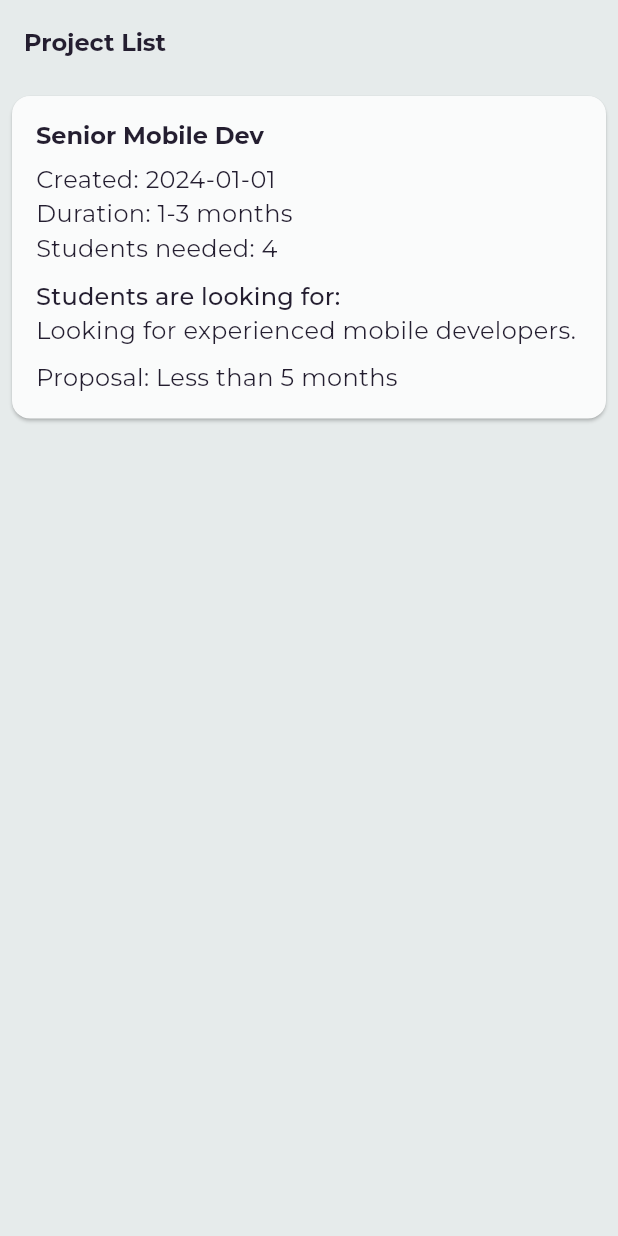
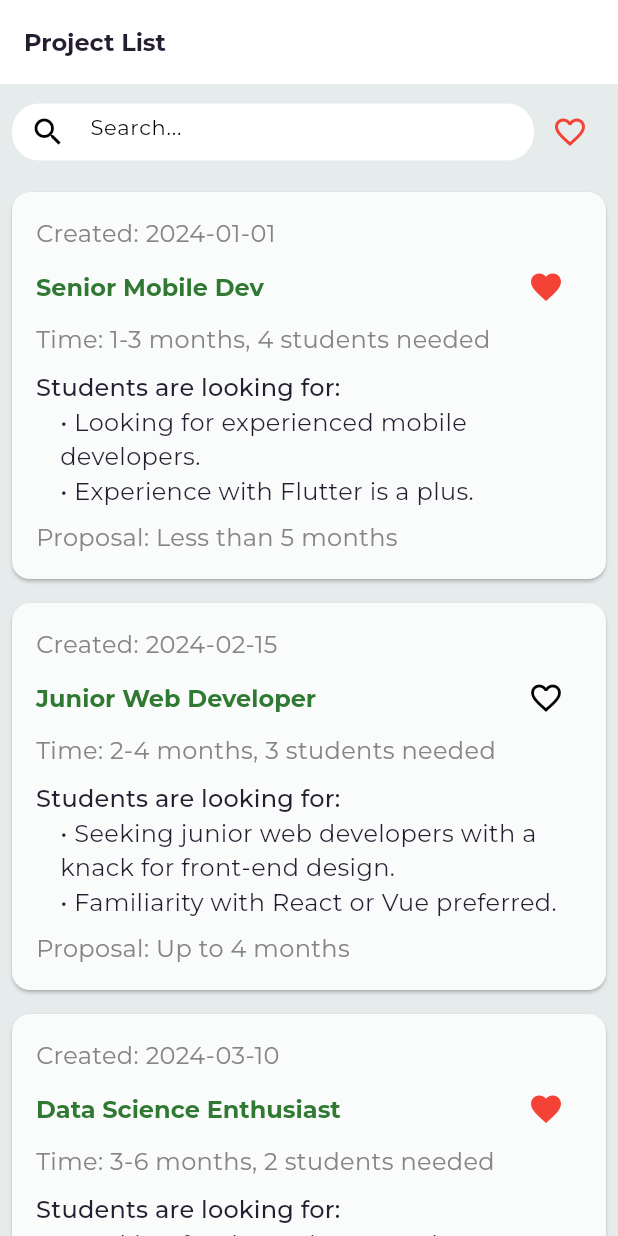
Before and after one commit to ledangkhoa11-4/StudentHub-AdvancedMobileDevelopment, a Flutter app: the screen it shows after launch, on a phone screen of 412 x 824 dp. Run offline on Flutter 3.47's test engine with Material 3 defaults, Android fonts, the phone set to English and light mode, and no system bars; our stand-ins replace another_flushbar, dio, event_bus, flutter_mobx, get_it, google_fonts and 5 more; missing offline and left inert: material_dialog, xxtea; generated files the repository leaves out were written again.

Commit message:
show project list

```diff
--- a/lib/presentation/5_browse_project_flow/project_item.dart
+++ b/lib/presentation/5_browse_project_flow/project_item.dart
@@ -1,12 +1,13 @@
 import 'package:flutter/material.dart';
 
-class ProjectItem extends StatelessWidget {
+class ProjectItem extends StatefulWidget {
   final String createdDate;
   final String title;
   final String timeDuration;
   final int numberOfStudents;
-  final String description;
+  final List<String> descriptions; // Now a list of descriptions
   final String proposal;
+  final bool isLiked;
 
   const ProjectItem({
     Key? key,
@@ -14,12 +15,29 @@ class ProjectItem extends StatelessWidget {
     required this.title,
     required this.timeDuration,
     required this.numberOfStudents,
-    required this.description,
+    required this.descriptions, // Update here
     required this.proposal,
+    required this.isLiked,
   }) : super(key: key);
 
   @override
+  _ProjectItemState createState() => _ProjectItemState();
+}
+
+class _ProjectItemState extends State<ProjectItem> {
+  bool isLiked = false;
+
+  void toggleLike() {
+    setState(() {
+      isLiked = !isLiked;
+    });
+  }
+
+  @override
   Widget build(BuildContext context) {
+    final Color greenColor = Color.fromARGB(255, 48, 121, 51); // Green color
+    final Color grayColor = const Color.fromARGB(255, 134, 132, 132);
+
     return Card(
       margin: const EdgeInsets.all(8.0),
       child: Padding(
@@ -28,21 +46,54 @@ class ProjectItem extends StatelessWidget {
           crossAxisAlignment: CrossAxisAlignment.start,
           children: [
             Text(
-              title,
-              style: Theme.of(context).textTheme.headline6,
+              'Created: ${widget.createdDate}',
+              style: TextStyle(
+                // fontStyle: FontStyle.italic,
+                color: grayColor,
+              ),
             ),
-            SizedBox(height: 8.0),
-            Text('Created: $createdDate'),
-            Text('Duration: $timeDuration'),
-            Text('Students needed: $numberOfStudents'),
+            Row(
+              mainAxisAlignment: MainAxisAlignment.spaceBetween,
+              children: [
+                Expanded(
+                  child: Text(
+                    widget.title,
+                    style: Theme.of(context)
+                        .textTheme
+                        .headline6!
+                        .copyWith(color: greenColor),
+                    overflow: TextOverflow.ellipsis,
+                  ),
+                ),
+                IconButton(
+                  icon: Icon(
+                      widget.isLiked ? Icons.favorite : Icons.favorite_border),
+                  color: widget.isLiked ? Colors.red : null,
+                  onPressed: toggleLike,
+                ),
+              ],
+            ),
+            Text(
+                'Time: ${widget.timeDuration}' +
+                    ', ${widget.numberOfStudents} students needed',
+                style: TextStyle(color: grayColor)),
             SizedBox(height: 8.0),
             Text(
               'Students are looking for:',
               style: Theme.of(context).textTheme.subtitle1,
             ),
-            Text(description),
+            Column(
+              crossAxisAlignment: CrossAxisAlignment.start,
+              children: widget.descriptions
+                  .map((description) => Padding(
+                        padding: const EdgeInsets.only(left: 16.0),
+                        child: Text('• $description'),
+                      ))
+                  .toList(),
+            ),
             SizedBox(height: 8.0),
-            Text('Proposal: $proposal'),
+            Text('Proposal: ${widget.proposal}',
+                style: TextStyle(color: grayColor)),
           ],
         ),
       ),
--- a/lib/presentation/5_browse_project_flow/project_list.dart
+++ b/lib/presentation/5_browse_project_flow/project_list.dart
@@ -1,40 +1,160 @@
 import 'package:flutter/material.dart';
-import 'project_item.dart'; // Ensure this import is correct based on your project structure
+import 'project_item.dart';
 
-class ProjectList extends StatelessWidget {
-  final List<Map<String, dynamic>> projects = [
+class ProjectList extends StatefulWidget {
+  ProjectList({Key? key}) : super(key: key);
+
+  @override
+  _ProjectListState createState() => _ProjectListState();
+}
+
+class _ProjectListState extends State<ProjectList> {
+  final List<Map<String, dynamic>> _allProjects = [
     {
       'createdDate': '2024-01-01',
       'title': 'Senior Mobile Dev',
       'timeDuration': '1-3 months',
       'numberOfStudents': 4,
-      'description': 'Looking for experienced mobile developers.',
+      'descriptions': [
+        'Looking for experienced mobile developers.',
+        'Experience with Flutter is a plus.'
+      ],
       'proposal': 'Less than 5 months',
+      'isLiked': true,
     },
-    // Add more projects here
+    {
+      'createdDate': '2024-02-15',
+      'title': 'Junior Web Developer',
+      'timeDuration': '2-4 months',
+      'numberOfStudents': 3,
+      'descriptions': [
+        'Seeking junior web developers with a knack for front-end design.',
+        'Familiarity with React or Vue preferred.'
+      ],
+      'proposal': 'Up to 4 months',
+      'isLiked': false,
+    },
+    {
+      'createdDate': '2024-03-10',
+      'title': 'Data Science Enthusiast',
+      'timeDuration': '3-6 months',
+      'numberOfStudents': 2,
+      'descriptions': [
+        'Looking for data science students passionate about machine learning.',
+        'Experience with Python and basic ML libraries required.'
+      ],
+      'proposal': '3 to 6 months engagement',
+      'isLiked': true,
+    },
+    {
+      'createdDate': '2024-04-05',
+      'title': 'UX/UI Design Intern',
+      'timeDuration': '1-2 months',
+      'numberOfStudents': 1,
+      'descriptions': [
+        'Seeking a UX/UI design intern with a good eye for modern app design.',
+        'Portfolio of past design projects preferred.'
+      ],
+      'proposal': '1 to 2 months',
+      'isLiked': false,
+    },
   ];
 
-  ProjectList({Key? key}) : super(key: key);
+  List<Map<String, dynamic>> _filteredProjects = [];
+  bool _showLikedOnly = false;
+
+  @override
+  void initState() {
+    super.initState();
+    _filteredProjects = _allProjects;
+  }
+
+  void _toggleShowLiked() {
+    setState(() {
+      _showLikedOnly = !_showLikedOnly;
+      _filterProjects();
+    });
+  }
+
+  void _filterProjects({String query = ''}) {
+    final lowerCaseQuery = query.toLowerCase();
+    setState(() {
+      if (_showLikedOnly) {
+        _filteredProjects = _allProjects.where((project) {
+          final titleLower = project['title'].toLowerCase();
+          final matchesQuery = titleLower.contains(lowerCaseQuery);
+          return project['isLiked'] && matchesQuery;
+        }).toList();
+      } else {
+        _filteredProjects = _allProjects.where((project) {
+          final titleLower = project['title'].toLowerCase();
+          return titleLower.contains(lowerCaseQuery);
+        }).toList();
+      }
+    });
+  }
 
   @override
   Widget build(BuildContext context) {
     return Scaffold(
       appBar: AppBar(
+        backgroundColor: Colors.white,
         title: Text('Project List'),
       ),
-      body: ListView.builder(
-        itemCount: projects.length,
+      body: Column(
+        children: [
+          Padding(
+            padding: const EdgeInsets.all(8.0),
+            child: Row(
+              children: [
+                Expanded(
+                  child: Container(
+                    height: 38,
+                    decoration: BoxDecoration(
+                      color: Colors.white,
+                      borderRadius: BorderRadius.circular(18),
+                    ),
+                    child: TextField(
+                      onChanged: (value) => _filterProjects(query: value),
+                      decoration: InputDecoration(
+                        prefixIcon: Icon(Icons.search, color: Colors.black),
+                        hintText: 'Search...',
+                        border: InputBorder.none,
+                        hintStyle: TextStyle(color: Colors.black),
+                        contentPadding: EdgeInsets.symmetric(vertical: 0),
+                      ),
+                      style: TextStyle(color: Colors.black),
+                    ),
+                  ),
+                ),
+                IconButton(
+                  icon: Icon(
+                      _showLikedOnly ? Icons.favorite : Icons.favorite_border),
+                  onPressed: _toggleShowLiked,
+                  color: Colors.red,
+                ),
+              ],
+            ),
+          ),
+          Expanded(
+            child: ListView.builder(
+              itemCount: _filteredProjects.length,
               itemBuilder: (context, index) {
-          final project = projects[index];
+                final project = _filteredProjects[index];
                 return ProjectItem(
                   createdDate: project['createdDate'] as String,
                   title: project['title'] as String,
                   timeDuration: project['timeDuration'] as String,
                   numberOfStudents: project['numberOfStudents'] as int,
-            description: project['description'] as String,
+                  descriptions:
+                      (project['descriptions'] as List).cast<String>(),
                   proposal: project['proposal'] as String,
+                  isLiked: project['isLiked'] as bool,
                 );
               },
+            ),
+          ),
+        ],
       ),
     );
   }
```
Lines whose indentation alone changed are shown as unchanged.
